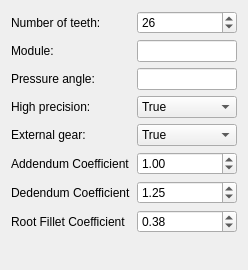
First picture: the form in src/Mod/PartDesign/InvoluteGearFeature.ui, repository southseact-3d/fcd, before the edit.
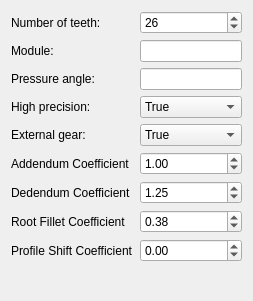
Second picture: the form after the edit. Custom widgets are drawn as their Qt base class.

Commit message:
PD: Implement Profile Shift for InvoluteGear
This commit adds the ability to shift the involute profile inside or
outside. Profile shift is implemented as coefficient, i.e. normalized by
the module, so that it the whole profile scales with the module without
chaning shape.
To verify the profile, the tests implement an "over pins measurement"
using formulae found in literature.
Backward compatibility with FreeCAD-v0.20 is garanteed by already
existing tests, not touched by this commit.

This addresses issue #5618.

```diff
--- a/src/Mod/PartDesign/InvoluteGearFeature.ui
+++ b/src/Mod/PartDesign/InvoluteGearFeature.ui
@@ -6,8 +6,8 @@
    <rect>
     <x>0</x>
     <y>0</y>
-    <width>248</width>
-    <height>270</height>
+    <width>253</width>
+    <height>301</height>
    </rect>
   </property>
   <property name="windowTitle">
@@ -233,6 +233,29 @@
      </property>
     </widget>
    </item>
+   <item row="8" column="0">
+    <widget class="QLabel" name="label_ProfileShift">
+     <property name="text">
+      <string>Profile Shift Coefficient</string>
+     </property>
+    </widget>
+   </item>
+   <item row="8" column="1">
+    <widget class="QDoubleSpinBox" name="doubleSpinBox_ProfileShift">
+     <property name="minimum">
+      <double>-3.000000000000000</double>
+     </property>
+     <property name="maximum">
+      <double>3.000000000000000</double>
+     </property>
+     <property name="singleStep">
+      <double>0.100000000000000</double>
+     </property>
+     <property name="value">
+      <double>0.000000000000000</double>
+     </property>
+    </widget>
+   </item>
   </layout>
  </widget>
  <customwidgets>
```
The commit also changes 3 other files.
